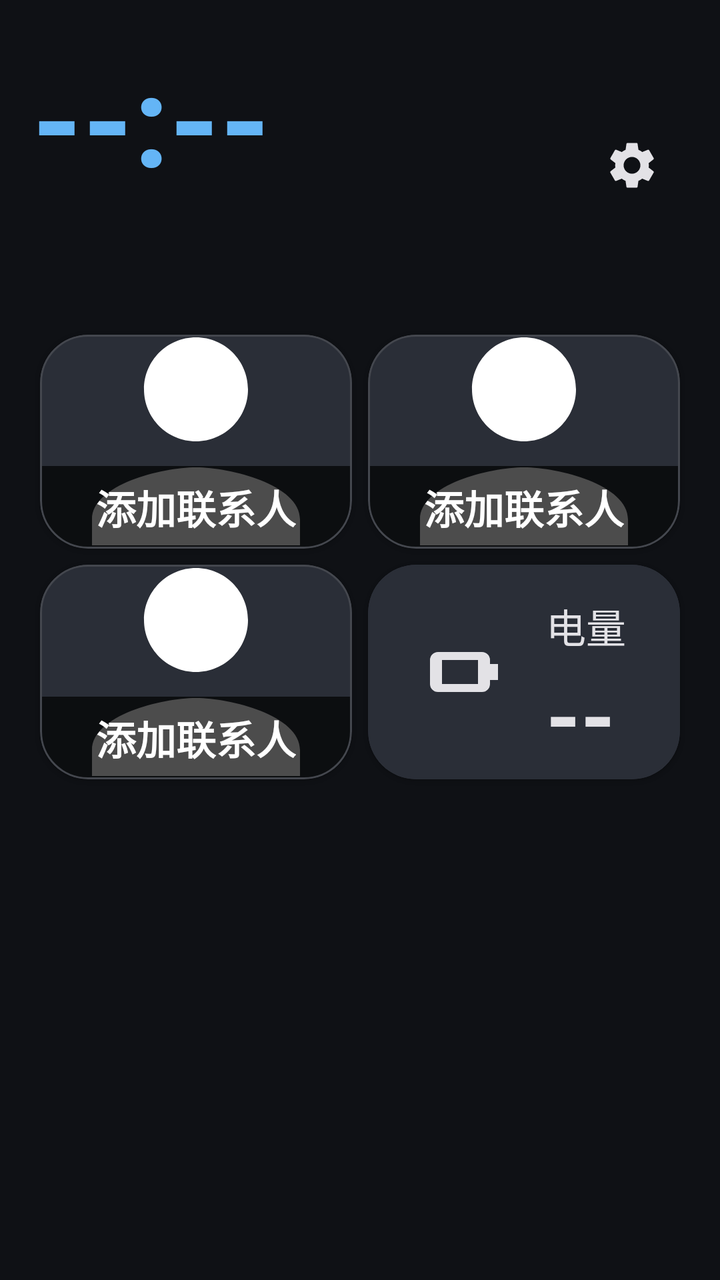
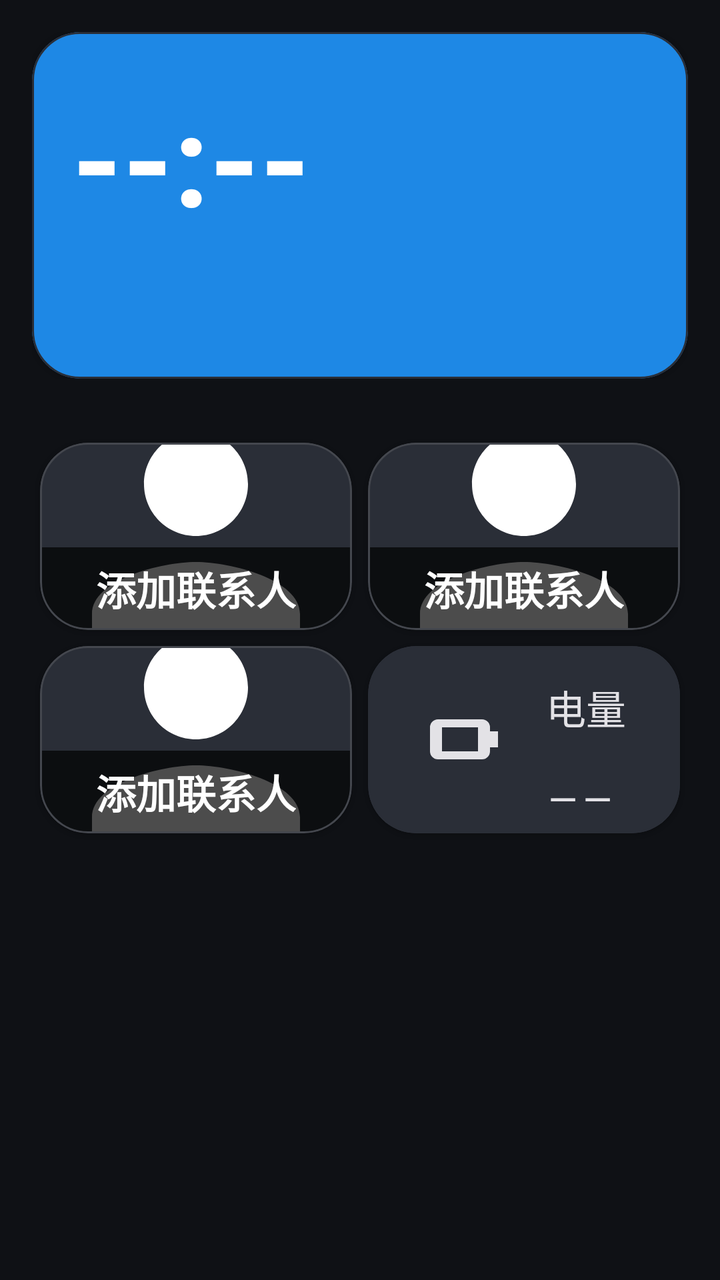

Screens rendered from an Android XML layout before and after an edit, with the pre-edit source and the edit as a unified diff.
<!-- AndroidManifest.xml: application theme Theme.ElderLauncher -->
<!-- res/layout/activity_home.xml -->
<?xml version="1.0" encoding="utf-8"?>
<LinearLayout xmlns:android="http://schemas.android.com/apk/res/android"
    xmlns:app="http://schemas.android.com/apk/res-auto"
    android:orientation="vertical"
    android:padding="16dp"
    android:background="?android:colorBackground"
    android:layout_width="match_parent"
    android:layout_height="match_parent">

    
    <LinearLayout
        android:orientation="horizontal"
        android:gravity="center_vertical"
        android:layout_width="match_parent"
        android:layout_height="wrap_content">

        <LinearLayout
            android:id="@+id/timeBlock"
            android:orientation="vertical"
            android:layout_width="0dp"
            android:layout_height="wrap_content"
            android:layout_weight="1">

            <TextView
                android:id="@+id/tvTime"
                android:layout_width="wrap_content"
                android:layout_height="wrap_content"
                android:text="--:--"
                android:textSize="64sp"
                android:textStyle="bold"
                android:textColor="@color/colorTime" />

            <TextView
                android:id="@+id/tvDate"
                android:layout_width="wrap_content"
                android:layout_height="wrap_content"
                android:text=""
                android:textSize="18sp"
                android:textColor="@color/colorTime"
                android:layout_marginTop="2dp" />

            <TextView
                android:id="@+id/tvLunar"
                android:layout_width="wrap_content"
                android:layout_height="wrap_content"
                android:text=""
                android:textSize="16sp"
                android:textColor="@color/colorTime" />
        </LinearLayout>

        
        <ImageButton
            android:id="@+id/btnSettings"
            android:layout_width="56dp"
            android:layout_height="56dp"
            android:src="@drawable/ic_settings"
            android:background="?attr/selectableItemBackgroundBorderless"
            app:tint="?attr/colorOnSurface"
            android:contentDescription="@string/home_settings"
            android:scaleType="centerInside" />
    </LinearLayout>

    
    <GridLayout
        android:id="@+id/gridContacts"
        android:layout_width="match_parent"
        android:layout_height="0dp"
        android:layout_weight="1"
        android:columnCount="2"
        android:rowCount="2"
        android:useDefaultMargins="true"
        android:layout_marginTop="14dp">

        <com.google.android.material.card.MaterialCardView
            android:id="@+id/cardContact1"
            style="@style/ContactCard">
            <FrameLayout
                android:layout_width="match_parent"
                android:layout_height="match_parent">
                <com.google.android.material.imageview.ShapeableImageView
                    android:id="@+id/imgAvatar1"
                    android:layout_width="match_parent"
                    android:layout_height="match_parent"
                    android:scaleType="centerCrop"
                    android:src="@drawable/ic_person"
                    app:shapeAppearanceOverlay="@style/AvatarRounded" />
                <LinearLayout
                    android:id="@+id/nameBox1"
                    android:layout_width="match_parent"
                    android:layout_height="wrap_content"
                    android:layout_gravity="bottom"
                    android:background="#B3000000"
                    android:gravity="center"
                    android:padding="6dp">
                    <TextView
                        android:id="@+id/tvName1"
                        android:layout_width="wrap_content"
                        android:layout_height="wrap_content"
                        android:text="@string/contact_add"
                        android:textSize="20sp"
                        android:textStyle="bold"
                        android:textColor="@android:color/white"
                        android:ellipsize="end"
                        android:maxLines="1" />
                </LinearLayout>
            </FrameLayout>
        </com.google.android.material.card.MaterialCardView>

        <com.google.android.material.card.MaterialCardView
            android:id="@+id/cardContact2"
            style="@style/ContactCard">
            <FrameLayout
                android:layout_width="match_parent"
                android:layout_height="match_parent">
                <com.google.android.material.imageview.ShapeableImageView
                    android:id="@+id/imgAvatar2"
                    android:layout_width="match_parent"
                    android:layout_height="match_parent"
                    android:scaleType="centerCrop"
                    android:src="@drawable/ic_person"
                    app:shapeAppearanceOverlay="@style/AvatarRounded" />
                <LinearLayout
                    android:id="@+id/nameBox2"
                    android:layout_width="match_parent"
                    android:layout_height="wrap_content"
                    android:layout_gravity="bottom"
                    android:background="#B3000000"
                    android:gravity="center"
                    android:padding="6dp">
                    <TextView
                        android:id="@+id/tvName2"
                        android:layout_width="wrap_content"
                        android:layout_height="wrap_content"
                        android:text="@string/contact_add"
                        android:textSize="20sp"
                        android:textStyle="bold"
                        android:textColor="@android:color/white"
                        android:ellipsize="end"
                        android:maxLines="1" />
                </LinearLayout>
            </FrameLayout>
        </com.google.android.material.card.MaterialCardView>

        <com.google.android.material.card.MaterialCardView
            android:id="@+id/cardContact3"
            style="@style/ContactCard">
            <FrameLayout
                android:layout_width="match_parent"
                android:layout_height="match_parent">
                <com.google.android.material.imageview.ShapeableImageView
                    android:id="@+id/imgAvatar3"
                    android:layout_width="match_parent"
                    android:layout_height="match_parent"
                    android:scaleType="centerCrop"
                    android:src="@drawable/ic_person"
                    app:shapeAppearanceOverlay="@style/AvatarRounded" />
                <LinearLayout
                    android:id="@+id/nameBox3"
                    android:layout_width="match_parent"
                    android:layout_height="wrap_content"
                    android:layout_gravity="bottom"
                    android:background="#B3000000"
                    android:gravity="center"
                    android:padding="6dp">
                    <TextView
                        android:id="@+id/tvName3"
                        android:layout_width="wrap_content"
                        android:layout_height="wrap_content"
                        android:text="@string/contact_add"
                        android:textSize="20sp"
                        android:textStyle="bold"
                        android:textColor="@android:color/white"
                        android:ellipsize="end"
                        android:maxLines="1" />
                </LinearLayout>
            </FrameLayout>
        </com.google.android.material.card.MaterialCardView>

        
        <com.google.android.material.card.MaterialCardView
            android:id="@+id/cardBattery"
            android:layout_width="0dp"
            android:layout_height="0dp"
            android:layout_columnWeight="1"
            android:layout_rowWeight="1"
            app:cardBackgroundColor="@color/colorBatteryNormalBg"
            app:cardCornerRadius="24dp"
            app:cardElevation="1dp"
            app:contentPadding="16dp">

            <LinearLayout
                android:orientation="horizontal"
                android:gravity="center_vertical|center_horizontal"
                android:layout_width="match_parent"
                android:layout_height="match_parent">

                <ImageView
                    android:id="@+id/imgBattery"
                    android:layout_width="48dp"
                    android:layout_height="48dp"
                    android:src="@drawable/ic_battery"
                    app:tint="@color/colorBatteryNormalFg" />

                <LinearLayout
                    android:orientation="vertical"
                    android:layout_width="wrap_content"
                    android:layout_height="wrap_content"
                    android:layout_marginStart="14dp">
                    <TextView
                        android:id="@+id/tvBatteryLabel"
                        android:layout_width="wrap_content"
                        android:layout_height="wrap_content"
                        android:text="@string/home_battery"
                        android:textSize="20sp"
                        android:textColor="@color/colorBatteryNormalFg" />
                    <TextView
                        android:id="@+id/tvBattery"
                        android:layout_width="wrap_content"
                        android:layout_height="wrap_content"
                        android:text="--"
                        android:textSize="44sp"
                        android:textStyle="bold"
                        android:textColor="@color/colorBatteryNormalFg" />
                </LinearLayout>
            </LinearLayout>
        </com.google.android.material.card.MaterialCardView>
    </GridLayout>

    
    <View
        android:layout_width="match_parent"
        android:layout_height="0dp"
        android:layout_weight="1" />
</LinearLayout>
<!-- resources referenced by this layout -->
<resources>
  <color name="colorBatteryNormalBg">#2A2E37</color>
  <color name="colorBatteryNormalFg">#E3E2E6</color>
  <color name="colorTime">#64B5F6</color>
  <!-- drawable ic_battery (drawable) -->
  <vector xmlns:android="http://schemas.android.com/apk/res/android"
      android:width="48dp"
      android:height="48dp"
      android:viewportWidth="24"
      android:viewportHeight="24">
      
      <path
          android:fillColor="#FFFFFF"
          android:fillType="evenOdd"
          android:pathData="M4,7 h11 a2,2 0 0 1 2,2 v6 a2,2 0 0 1 -2,2 h-11 a2,2 0 0 1 -2,-2 v-6 a2,2 0 0 1 2,-2 z M5,9 h9 v6 h-9 z" />
      <path
          android:fillColor="#FFFFFF"
          android:pathData="M17,10 h2 v4 h-2 z" />
  </vector>
  <!-- drawable ic_person (drawable) -->
  <vector xmlns:android="http://schemas.android.com/apk/res/android"
      android:width="56dp"
      android:height="56dp"
      android:viewportWidth="24"
      android:viewportHeight="24">
      <path
          android:fillColor="#FFFFFF"
          android:pathData="M12,12c2.21,0 4,-1.79 4,-4s-1.79,-4 -4,-4 -4,1.79 -4,4 1.79,4 4,4zM12,14c-2.67,0 -8,1.34 -8,4v2h16v-2c0,-2.66 -5.33,-4 -8,-4z" />
  </vector>
  <string name="contact_add">添加联系人</string>
  <string name="home_battery">电量</string>
  <string name="home_settings">设置</string>
  <style name="AvatarRounded">
          <item name="cornerFamily">rounded</item>
          <item name="cornerSize">24dp</item>
      </style>
  <style name="ContactCard" parent="Widget.Material3.CardView.Filled">
          <item name="android:layout_width">0dp</item>
          <item name="android:layout_height">0dp</item>
          <item name="android:layout_columnWeight">1</item>
          <item name="android:layout_rowWeight">1</item>
          <item name="cardBackgroundColor">?attr/colorSurfaceVariant</item>
          <item name="cardCornerRadius">24dp</item>
          <item name="cardElevation">1dp</item>
          <item name="contentPadding">0dp</item>
          <item name="strokeColor">?attr/colorOutline</item>
          <item name="strokeWidth">1dp</item>
      </style>
  <color name="colorPrimary">#AEC6FF</color>
  <color name="colorOnPrimary">#0B2F66</color>
  <color name="colorPrimaryContainer">#284786</color>
  <color name="colorOnPrimaryContainer">#D9E2FF</color>
  <color name="colorSecondary">#BEC6DC</color>
  <color name="colorOnSecondary">#283141</color>
  <color name="colorSecondaryContainer">#3E4759</color>
  <color name="colorOnSecondaryContainer">#DAE2F9</color>
  <color name="colorTertiary">#DDBCE4</color>
  <color name="colorOnTertiary">#3F2844</color>
  <color name="colorTertiaryContainer">#573E5C</color>
  <color name="colorOnTertiaryContainer">#FAD8FF</color>
  <color name="colorOnBackground">#E2E2E9</color>
  <color name="colorSurface">#1A1C22</color>
  <color name="colorOnSurface">#E3E2E6</color>
  <color name="colorSurfaceVariant">#2A2E37</color>
  <color name="colorOnSurfaceVariant">#C3C6CF</color>
  <color name="colorSurfaceContainer">#1E2128</color>
  <color name="colorSurfaceContainerHigh">#282C34</color>
  <color name="colorSurfaceContainerHighest">#33373F</color>
  <color name="colorOutline">#44474E</color>
  <color name="colorOutlineVariant">#2A2E37</color>
  <color name="colorError">#FFB4AB</color>
  <color name="colorOnError">#690005</color>
  <color name="colorErrorContainer">#93000A</color>
  <color name="colorOnErrorContainer">#FFDAD6</color>
  <color name="colorBackground">#0F1115</color>
  <!-- unchanged entries left out for length: 2 -->
</resources>

<!-- the commit's change to res/layout/activity_home.xml (unified diff, before → after) -->
@@ -8,57 +8,67 @@
     android:layout_height="match_parent">
 
     
-    <LinearLayout
-        android:orientation="horizontal"
-        android:gravity="center_vertical"
+    <FrameLayout
         android:layout_width="match_parent"
-        android:layout_height="wrap_content">
-
-        <LinearLayout
-            android:id="@+id/timeBlock"
-            android:orientation="vertical"
-            android:layout_width="0dp"
+        android:layout_height="wrap_content"
+        android:layout_marginBottom="14dp">
+
+        <com.google.android.material.card.MaterialCardView
+            android:id="@+id/cardTime"
+            android:layout_width="match_parent"
             android:layout_height="wrap_content"
-            android:layout_weight="1">
-
-            <TextView
-                android:id="@+id/tvTime"
-                android:layout_width="wrap_content"
+            app:cardBackgroundColor="@color/colorTimeCard"
+            app:cardCornerRadius="24dp"
+            app:cardElevation="1dp"
+            app:contentPadding="20dp">
+
+            <LinearLayout
+                android:id="@+id/timeBlock"
+                android:orientation="vertical"
+                android:layout_width="match_parent"
                 android:layout_height="wrap_content"
-                android:text="--:--"
-                android:textSize="64sp"
-                android:textStyle="bold"
-                android:textColor="@color/colorTime" />
-
-            <TextView
-                android:id="@+id/tvDate"
-                android:layout_width="wrap_content"
-                android:layout_height="wrap_content"
-                android:text=""
-                android:textSize="18sp"
-                android:textColor="@color/colorTime"
-                android:layout_marginTop="2dp" />
-
-            <TextView
-                android:id="@+id/tvLunar"
-                android:layout_width="wrap_content"
-                android:layout_height="wrap_content"
-                android:text=""
-                android:textSize="16sp"
-                android:textColor="@color/colorTime" />
-        </LinearLayout>
+                android:paddingEnd="56dp">
+
+                <TextView
+                    android:id="@+id/tvTime"
+                    android:layout_width="wrap_content"
+                    android:layout_height="wrap_content"
+                    android:text="--:--"
+                    android:textSize="64sp"
+                    android:textStyle="bold"
+                    android:textColor="@android:color/white" />
+
+                <TextView
+                    android:id="@+id/tvDate"
+                    android:layout_width="wrap_content"
+                    android:layout_height="wrap_content"
+                    android:text=""
+                    android:textSize="18sp"
+                    android:textColor="@android:color/white"
+                    android:layout_marginTop="2dp" />
+
+                <TextView
+                    android:id="@+id/tvLunar"
+                    android:layout_width="wrap_content"
+                    android:layout_height="wrap_content"
+                    android:text=""
+                    android:textSize="16sp"
+                    android:textColor="@android:color/white" />
+            </LinearLayout>
+        </com.google.android.material.card.MaterialCardView>
 
         
         <ImageButton
             android:id="@+id/btnSettings"
             android:layout_width="56dp"
             android:layout_height="56dp"
+            android:layout_gravity="top|end"
             android:src="@drawable/ic_settings"
             android:background="?attr/selectableItemBackgroundBorderless"
-            app:tint="?attr/colorOnSurface"
+            app:tint="@android:color/white"
             android:contentDescription="@string/home_settings"
             android:scaleType="centerInside" />
-    </LinearLayout>
+    </FrameLayout>
 
     
     <GridLayout
<!-- resource entries referenced after the edit -->
@@ -2,7 +2,7 @@
 <resources>
   <color name="colorBatteryNormalBg">#2A2E37</color>
   <color name="colorBatteryNormalFg">#E3E2E6</color>
-  <color name="colorTime">#64B5F6</color>
+  <color name="colorTimeCard">#1E88E5</color>
   <!-- drawable ic_battery (drawable) -->
   <vector xmlns:android="http://schemas.android.com/apk/res/android"
       android:width="48dp"
